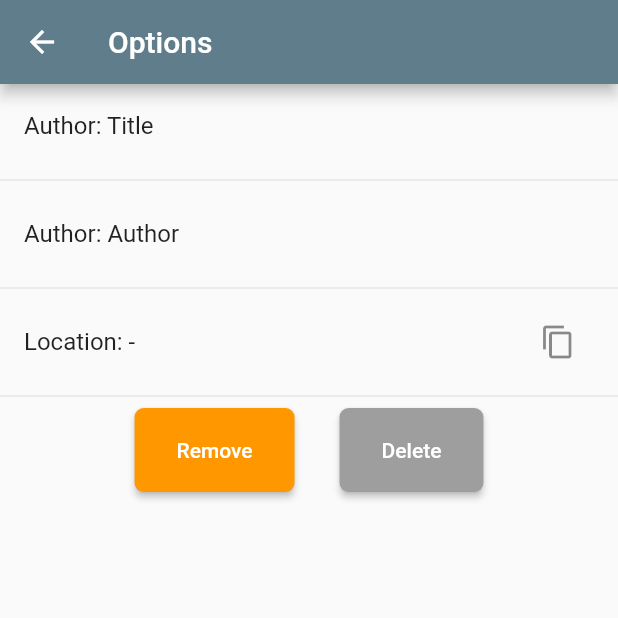
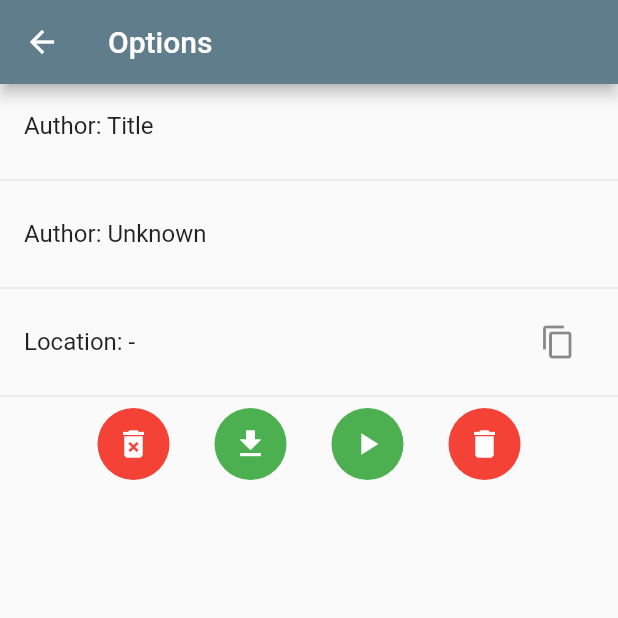
Before and after one commit to Abstractolotl/aztube-app, a Flutter app: the DownloadScreen screen opened directly with empty values, on a phone screen of 412 x 824 dp, the top half of it. Run offline on Flutter 3.47's test engine with Material 2 defaults, Android fonts, the light colour scheme and no system bars; our stand-ins replace camera, device_info_plus; missing offline and left inert: qr_code_scanner.

Commit message:
Update DownloadOptions Design

```diff
--- a/lib/api/downloaddata.dart
+++ b/lib/api/downloaddata.dart
@@ -1,6 +1,3 @@
-import 'package:flutter/cupertino.dart';
-import 'package:provider/provider.dart';
-
 class DownloadData{
 
   int downloadId = 0;
@@ -8,7 +5,7 @@ class DownloadData{
   String quality = 'audio_only';
 
   String title = 'Title';
-  String author = 'Author';
+  String author = 'Unknown';
 
   String fileName = '';
   bool downloaded = false;
@@ -22,8 +19,8 @@ class DownloadData{
         videoId = json['videoId'],
         quality = json['quality'],
         title = json['title'],
-        author = json['author'],
-        fileName = json['fileName'] ?? json['videoId'],
+        author = json['author'] ?? 'Unknown',
+        fileName = json['fileName'] ?? json['title'],
         downloaded = json['downloaded'] ?? false,
         savedTo = json['savedTo'] ?? '';
 
--- /dev/null
+++ b/lib/elements/simplecircularbutton.dart
@@ -0,0 +1,74 @@
+import 'package:flutter/material.dart';
+
+class SimpleCircularButton extends StatelessWidget {
+
+  const SimpleCircularButton(
+      {this.fillColor = Colors.transparent,
+        required this.iconData,
+        this.iconColor = Colors.blue,
+        this.outlineColor = Colors.transparent,
+        this.notificationFillColor = Colors.red,
+        this.notificationCount,
+        this.onPressed,
+        this.radius = 48.0,
+        Key? key})
+      : super(key: key);
+
+  final IconData iconData;
+  final Color fillColor;
+  final Color outlineColor;
+  final Color iconColor;
+  final Color notificationFillColor;
+  final int? notificationCount;
+  final Function? onPressed;
+  final double radius;
+
+  @override
+  Widget build(BuildContext context) {
+    return Stack(
+      clipBehavior: Clip.none,
+      children: [
+        Ink(
+          width: radius,
+          height: radius,
+          decoration: ShapeDecoration(
+            color: fillColor,
+            shape: CircleBorder(side: BorderSide(color: outlineColor)),
+          ),
+          child: IconButton(
+            padding: EdgeInsets.zero,
+            splashRadius: radius / 2,
+            iconSize: radius / 2,
+            icon: Icon(iconData, color: iconColor),
+            splashColor: iconColor.withOpacity(.4),
+            onPressed: onPressed as void Function()?,
+          ),
+        ),
+        if (notificationCount != null) ...[
+          Positioned(
+            top: radius / -14,
+            right: radius / -14,
+            child: Container(
+              width: radius / 2.2,
+              height: radius / 2.2,
+              decoration: ShapeDecoration(
+                color: notificationFillColor,
+                shape: const CircleBorder(),
+              ),
+              child: Center(
+                child: Text(
+                  notificationCount.toString(),
+                  style: TextStyle(
+                    color: Colors.white,
+                    fontSize: radius / 4,
+                    fontWeight: FontWeight.w600,
+                  ),
+                ),
+              ),
+            ),
+          ),
+        ],
+      ],
+    );
+  }
+}
--- a/lib/views/downloadoption.dart
+++ b/lib/views/downloadoption.dart
@@ -1,5 +1,6 @@
 import 'package:aztube/api/downloaddata.dart';
 import 'package:aztube/elements/simplebutton.dart';
+import 'package:aztube/elements/simplecircularbutton.dart';
 import 'package:aztube/files/downloadsmodel.dart';
 import 'package:aztube/files/filemanager.dart';
 import 'package:flutter/material.dart';
@@ -47,9 +48,52 @@ class DownloadScreenState extends State<DownloadScreen> {
               children: [
                 Container(
                   padding: const EdgeInsets.symmetric(horizontal: 15.0),
+                  child: SimpleCircularButton(
+                    iconData: Icons.delete_forever,
+                    fillColor: Colors.red,
+                    iconColor: Colors.white,
+                    onPressed: (){
+                      displayDialog('Delete completely', 'This download will completely removed from your system', () {
+                        Navigator.pop(context, 'OK');
+                      });
+                    },
+                  ),
+                ),
+                Container(
+                  padding: const EdgeInsets.symmetric(horizontal: 15.0),
+                  child: SimpleCircularButton(
+                    iconData: Icons.download,
+                    fillColor: Colors.green,
+                    iconColor: Colors.white,
+                    onPressed: (){
+
+                    },
+                  ),
+                ),
+                Container(
+                  padding: const EdgeInsets.symmetric(horizontal: 15.0),
+                  child: SimpleCircularButton(
+                    iconData: Icons.play_arrow,
+                    fillColor: Colors.green,
+                    iconColor: Colors.white,
+                    onPressed: (){},
+                  ),
+                ),
+                Container(
+                  padding: const EdgeInsets.symmetric(horizontal: 15.0),
+                  child: SimpleCircularButton(
+                    iconData: Icons.delete,
+                    fillColor: Colors.red,
+                    iconColor: Colors.white,
+                    onPressed: (){},
+                  ),
+                ),
+                /*
+                Container(
+                  padding: const EdgeInsets.symmetric(horizontal: 15.0),
                   child: SimpleButton(
                     color: Colors.orange,
-                    child: const Text('Remove'),
+                    child: const Text('Remove Item'),
                     onPressed: (){
                       removeFromList();
                       ScaffoldMessenger.of(context).showSnackBar(
@@ -66,7 +110,7 @@ class DownloadScreenState extends State<DownloadScreen> {
                   child: SimpleButton(
                     disabled: !widget.video.downloaded,
                     color: widget.video.downloaded ? Colors.orange : Colors.grey,
-                    child: const Text('Delete'),
+                    child: const Text('Delete File'),
                     onPressed: (){
                       ScaffoldMessenger.of(context).showSnackBar(
                         SnackBar(content: Text('${widget.video.title} deleted'),
@@ -76,6 +120,7 @@ class DownloadScreenState extends State<DownloadScreen> {
                     },
                   ),
                 )
+                 */
               ],
             )
           ],
@@ -93,4 +138,27 @@ class DownloadScreenState extends State<DownloadScreen> {
     FileManager().saveDownloads(widget.cache);
   }
 
+  Future<void> displayDialog(String title, String message, dynamic onApprove){
+    return showDialog<void>(context: context,
+        barrierDismissible: false,
+        builder: (context) {
+          return AlertDialog(
+            title: Text(title),
+            content: SingleChildScrollView(
+              child: ListBody(
+                children: [
+                  Text(message),
+                ],
+              ),
+            ),
+            actions: [
+              TextButton(onPressed: () => Navigator.pop(context, 'Cancel'),
+                  child: const Text('Cancel')),
+              TextButton(onPressed: onApprove as void Function()?,
+                child: const Text('Accept'))
+            ],
+          );
+        });
+  }
+
 }
```
